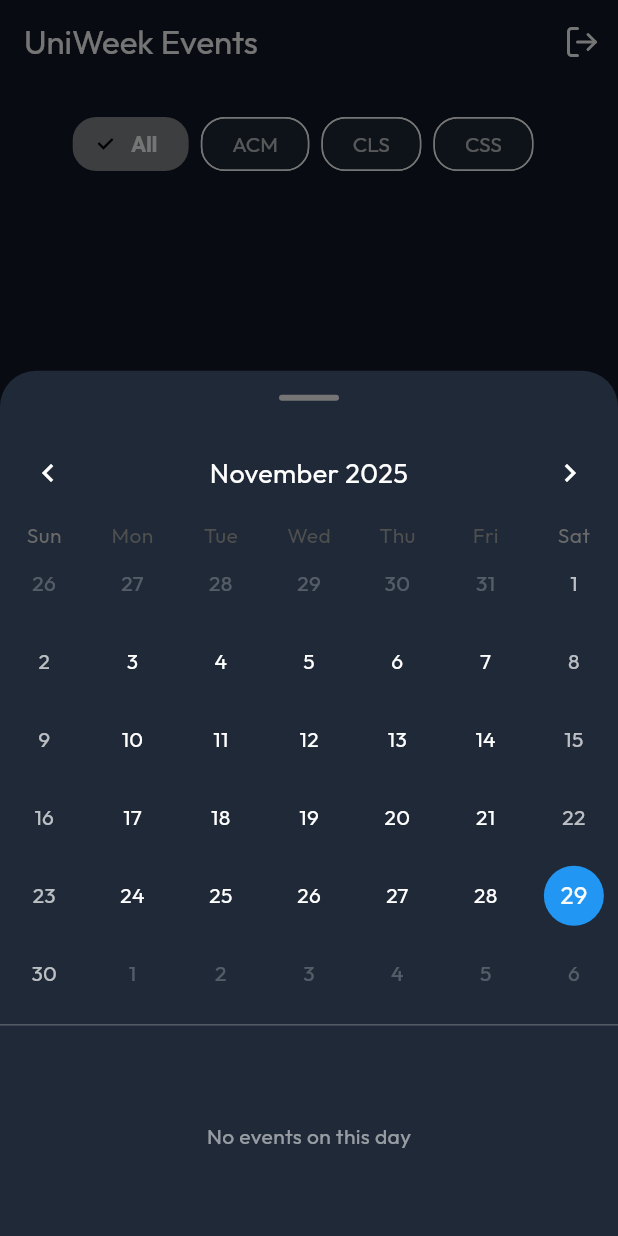
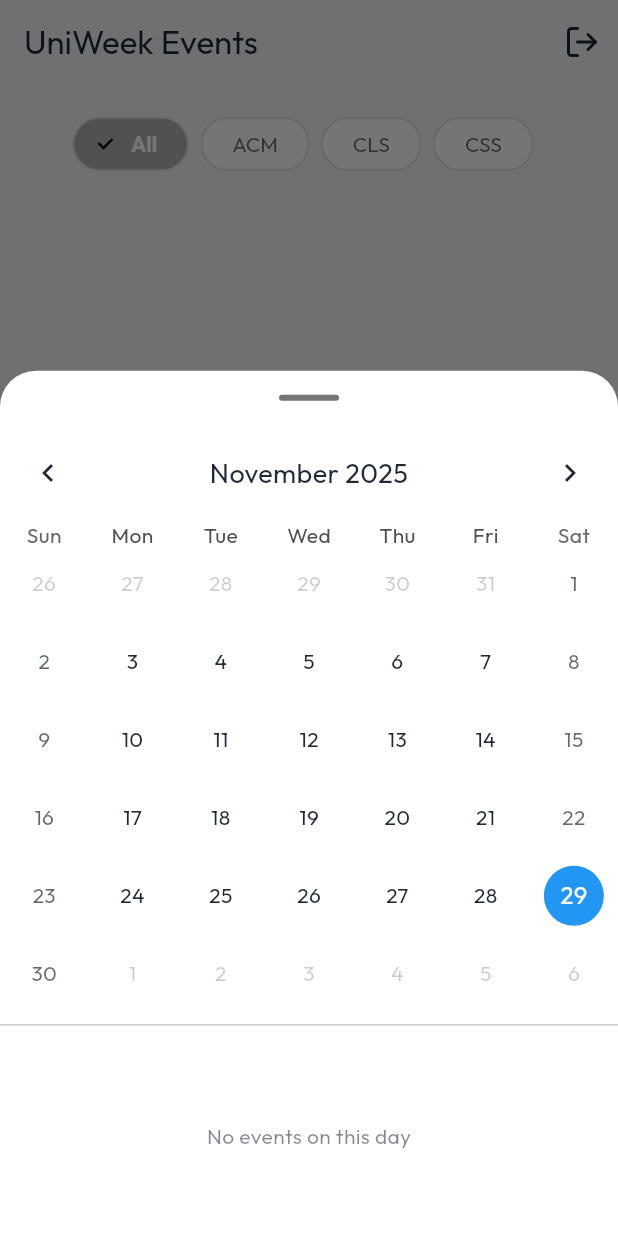
Before and after one commit to mun33b-exe/UniWeek, a Flutter app: the screen it shows once a user with an empty profile is signed in, after a tap on "My Calendar", on a phone screen of 412 x 824 dp. Run offline on Flutter 3.47's test engine with Material 3 defaults, Android fonts, the phone set to English and light mode, and no system bars; drawn by our look-alikes of table_calendar; our stand-ins replace firebase_core, fl_chart, google_fonts, image_picker, lucide_icons, supabase_flutter; accounts and stored records are empty; network calls fail.

Commit message:
feat: introduce light theme and refactor dark theme with a new brand color.

```diff
--- a/lib/core/theme.dart
+++ b/lib/core/theme.dart
@@ -2,77 +2,148 @@ import 'package:flutter/material.dart';
 import 'package:google_fonts/google_fonts.dart';
 
 class UniWeekTheme {
-  static const Color background = Color(0xFF111827);
-  static const Color surface = Color(0xFF1F2937);
-  static const Color primary = Color(0xFFF59E0B);
-  static const Color text = Colors.white;
+  // NEW BRAND COLOR
+  static const Color primary = Color(0xFF1781B3); // Professional Blue
 
-  static ThemeData get themeData {
+  // DARK MODE PALETTE
+  static const Color darkBackground = Color(0xFF111827);
+  static const Color darkSurface = Color(0xFF1F2937);
+  static const Color darkText = Colors.white;
+
+  // LIGHT MODE PALETTE (Refined)
+  static const Color lightBackground = Color(
+    0xFFF3F4F6,
+  ); // Light Grey (Contrast for cards)
+  static const Color lightSurface = Colors.white;
+  static const Color lightText = Color(0xFF1F2937);
+
+  static ThemeData get light {
     return ThemeData(
-      scaffoldBackgroundColor: background,
-      cardColor: surface,
+      brightness: Brightness.light,
       primaryColor: primary,
+      scaffoldBackgroundColor: lightBackground,
+      cardColor: lightSurface,
+      useMaterial3: true,
+
+      // COLOR SCHEME
+      colorScheme: const ColorScheme.light(
+        primary: primary,
+        secondary: primary,
+        surface: lightSurface,
+        onPrimary: Colors.white, // White text on Blue buttons
+        onSurface: lightText,
+      ),
+
+      // TYPOGRAPHY
+      textTheme: GoogleFonts.outfitTextTheme(ThemeData.light().textTheme),
+
+      // BUTTONS
+      elevatedButtonTheme: ElevatedButtonThemeData(
+        style: ElevatedButton.styleFrom(
+          backgroundColor: primary,
+          foregroundColor: Colors.white, // Text color
+          elevation: 0,
+          padding: const EdgeInsets.symmetric(horizontal: 24, vertical: 16),
+          shape: RoundedRectangleBorder(
+            borderRadius: BorderRadius.circular(12),
+          ),
+          textStyle: GoogleFonts.outfit(
+            fontWeight: FontWeight.w600,
+            fontSize: 16,
+          ),
+        ),
+      ),
+
+      // FILTER CHIPS (Fixing Visibility)
+      chipTheme: ChipThemeData(
+        backgroundColor: Colors.transparent,
+        selectedColor: primary,
+        disabledColor: Colors.grey.shade200,
+        labelStyle: GoogleFonts.outfit(
+          color: Colors.grey.shade700,
+          fontWeight: FontWeight.w500,
+        ),
+        secondaryLabelStyle: GoogleFonts.outfit(
+          color: Colors.white,
+          fontWeight: FontWeight.w600,
+        ),
+        padding: const EdgeInsets.symmetric(horizontal: 12, vertical: 8),
+        shape: RoundedRectangleBorder(
+          borderRadius: BorderRadius.circular(20),
+          side: BorderSide(color: Colors.grey.shade300), // Visible Border
+        ),
+      ),
+
+      // CARDS (Adding Pop)
+      cardTheme: CardThemeData(
+        color: lightSurface,
+        elevation: 2,
+        shadowColor: Colors.black.withValues(alpha: 0.08),
+        shape: RoundedRectangleBorder(borderRadius: BorderRadius.circular(16)),
+        margin: const EdgeInsets.only(bottom: 16),
+      ),
+
+      // INPUT FIELDS
+      inputDecorationTheme: InputDecorationTheme(
+        filled: true,
+        fillColor: Colors.white,
+        border: OutlineInputBorder(
+          borderRadius: BorderRadius.circular(12),
+          borderSide: BorderSide.none,
+        ),
+        enabledBorder: OutlineInputBorder(
+          borderRadius: BorderRadius.circular(12),
+          borderSide: BorderSide(color: Colors.grey.shade200),
+        ),
+        focusedBorder: OutlineInputBorder(
+          borderRadius: BorderRadius.circular(12),
+          borderSide: BorderSide(color: primary, width: 2),
+        ),
+      ),
+    );
+  }
+
+  // KEEP DARK THEME (Just update primary)
+  static ThemeData get dark {
+    return ThemeData(
+      brightness: Brightness.dark,
+      primaryColor: primary,
+      scaffoldBackgroundColor: darkBackground,
+      cardColor: darkSurface,
+      useMaterial3: true,
       colorScheme: const ColorScheme.dark(
         primary: primary,
-        surface: surface,
-        onPrimary: Colors.black,
-        onSurface: text,
+        surface: darkSurface,
+        onPrimary: Colors.white,
+        onSurface: darkText,
       ),
       textTheme: GoogleFonts.outfitTextTheme(
-        ThemeData.dark().textTheme.apply(bodyColor: text, displayColor: text),
-      ),
-      useMaterial3: true,
-      cardTheme: CardThemeData(
-        color: surface,
-        elevation: 0,
-        shape: RoundedRectangleBorder(
-          borderRadius: BorderRadius.circular(16.0),
-        ),
-        margin: EdgeInsets.zero,
+        ThemeData.dark().textTheme.apply(bodyColor: darkText),
       ),
       elevatedButtonTheme: ElevatedButtonThemeData(
         style: ElevatedButton.styleFrom(
           backgroundColor: primary,
-          foregroundColor: Colors.black,
-          elevation: 0,
+          foregroundColor: Colors.white,
           shape: RoundedRectangleBorder(
-            borderRadius: BorderRadius.circular(16.0),
+            borderRadius: BorderRadius.circular(12),
           ),
-          padding: const EdgeInsets.symmetric(vertical: 16.0, horizontal: 24.0),
-          textStyle: GoogleFonts.outfit(
-            fontWeight: FontWeight.bold,
-            fontSize: 16,
-          ),
+          padding: const EdgeInsets.symmetric(vertical: 16),
         ),
       ),
-      inputDecorationTheme: InputDecorationTheme(
-        filled: true,
-        fillColor: surface,
-        border: OutlineInputBorder(
-          borderRadius: BorderRadius.circular(16.0),
-          borderSide: BorderSide.none,
-        ),
-        enabledBorder: OutlineInputBorder(
-          borderRadius: BorderRadius.circular(16.0),
-          borderSide: BorderSide.none,
-        ),
-        focusedBorder: OutlineInputBorder(
-          borderRadius: BorderRadius.circular(16.0),
-          borderSide: const BorderSide(color: primary, width: 2),
-        ),
-        contentPadding: const EdgeInsets.all(16.0),
-        hintStyle: GoogleFonts.outfit(color: text.withValues(alpha: 0.5)),
-      ),
       chipTheme: ChipThemeData(
-        backgroundColor: surface,
+        backgroundColor: darkSurface,
         selectedColor: primary,
-        labelStyle: GoogleFonts.outfit(color: text),
-        secondaryLabelStyle: GoogleFonts.outfit(color: Colors.black),
-        padding: const EdgeInsets.symmetric(horizontal: 12, vertical: 8),
+        labelStyle: GoogleFonts.outfit(color: Colors.grey.shade300),
+        secondaryLabelStyle: GoogleFonts.outfit(color: Colors.white),
         shape: RoundedRectangleBorder(
-          borderRadius: BorderRadius.circular(16),
+          borderRadius: BorderRadius.circular(20),
           side: BorderSide.none,
         ),
+      ),
+      cardTheme: CardThemeData(
+        color: darkSurface,
+        elevation: 0,
+        shape: RoundedRectangleBorder(borderRadius: BorderRadius.circular(16)),
       ),
     );
   }
--- a/lib/features/auth/login_screen.dart
+++ b/lib/features/auth/login_screen.dart
@@ -94,7 +94,7 @@ class _LoginScreenState extends State<LoginScreen>
               const SizedBox(height: 48),
               Container(
                 decoration: BoxDecoration(
-                  color: UniWeekTheme.surface,
+                  color: Theme.of(context).cardColor,
                   borderRadius: BorderRadius.circular(16),
                 ),
                 child: TabBar(
--- a/lib/features/dashboard/create_event_dialog.dart
+++ b/lib/features/dashboard/create_event_dialog.dart
@@ -5,7 +5,6 @@ import 'package:intl/intl.dart';
 import 'package:lucide_icons/lucide_icons.dart';
 import 'package:provider/provider.dart';
 import 'package:uni_week/core/services/supabase_service.dart';
-import 'package:uni_week/core/theme.dart';
 
 class CreateEventDialog extends StatefulWidget {
   final Map<String, dynamic>? event; // If provided, we are in Edit Mode
@@ -128,7 +127,7 @@ class _CreateEventDialogState extends State<CreateEventDialog> {
   @override
   Widget build(BuildContext context) {
     return AlertDialog(
-      backgroundColor: UniWeekTheme.surface,
+      backgroundColor: Theme.of(context).cardColor,
       title: Text(
         widget.event != null ? 'Edit Event' : 'Create New Event',
         style: const TextStyle(color: Colors.white),
--- a/lib/features/dashboard/handler_view.dart
+++ b/lib/features/dashboard/handler_view.dart
@@ -36,7 +36,7 @@ class _HandlerViewState extends State<HandlerView>
     return Scaffold(
       appBar: AppBar(
         title: const Text('Society Dashboard'),
-        backgroundColor: UniWeekTheme.background,
+        backgroundColor: Theme.of(context).scaffoldBackgroundColor,
         elevation: 0,
         bottom: TabBar(
           controller: _tabController,
@@ -88,7 +88,7 @@ class _MyEventsTab extends StatelessWidget {
     final confirm = await showDialog<bool>(
       context: context,
       builder: (context) => AlertDialog(
-        backgroundColor: UniWeekTheme.surface,
+        backgroundColor: Theme.of(context).cardColor,
         title: const Text(
           'Delete Event?',
           style: TextStyle(color: Colors.white),
--- a/lib/features/dashboard/student_calendar_sheet.dart
+++ b/lib/features/dashboard/student_calendar_sheet.dart
@@ -57,9 +57,9 @@ class _StudentCalendarSheetState extends State<StudentCalendarSheet> {
       expand: false,
       builder: (context, scrollController) {
         return Container(
-          decoration: const BoxDecoration(
-            color: UniWeekTheme.surface,
-            borderRadius: BorderRadius.vertical(top: Radius.circular(24)),
+          decoration: BoxDecoration(
+            color: Theme.of(context).cardColor,
+            borderRadius: const BorderRadius.vertical(top: Radius.circular(24)),
           ),
           child: Column(
             children: [
@@ -79,47 +79,68 @@ class _StudentCalendarSheetState extends State<StudentCalendarSheet> {
                 selectedDayPredicate: (day) => isSameDay(_selectedDay, day),
                 eventLoader: _getEventsForDay,
                 onDaySelected: _onDaySelected,
-                calendarStyle: const CalendarStyle(
-                  todayDecoration: BoxDecoration(
+                calendarStyle: CalendarStyle(
+                  todayDecoration: const BoxDecoration(
                     color: UniWeekTheme.primary,
                     shape: BoxShape.circle,
                   ),
-                  selectedDecoration: BoxDecoration(
+                  selectedDecoration: const BoxDecoration(
                     color: Colors.blue,
                     shape: BoxShape.circle,
                   ),
-                  markerDecoration: BoxDecoration(
+                  markerDecoration: const BoxDecoration(
                     color: Colors.amber,
                     shape: BoxShape.circle,
                   ),
-                  defaultTextStyle: TextStyle(color: Colors.white),
-                  weekendTextStyle: TextStyle(color: Colors.white70),
-                  outsideTextStyle: TextStyle(color: Colors.white24),
+                  defaultTextStyle: TextStyle(
+                    color: Theme.of(context).colorScheme.onSurface,
+                  ),
+                  weekendTextStyle: TextStyle(
+                    color: Theme.of(
+                      context,
+                    ).colorScheme.onSurface.withValues(alpha: 0.7),
+                  ),
+                  outsideTextStyle: TextStyle(
+                    color: Theme.of(
+                      context,
+                    ).colorScheme.onSurface.withValues(alpha: 0.24),
+                  ),
                 ),
-                headerStyle: const HeaderStyle(
+                headerStyle: HeaderStyle(
                   formatButtonVisible: false,
                   titleCentered: true,
-                  titleTextStyle: TextStyle(color: Colors.white, fontSize: 18),
+                  titleTextStyle: TextStyle(
+                    color: Theme.of(context).colorScheme.onSurface,
+                    fontSize: 18,
+                  ),
                   leftChevronIcon: Icon(
                     Icons.chevron_left,
-                    color: Colors.white,
+                    color: Theme.of(context).colorScheme.onSurface,
                   ),
                   rightChevronIcon: Icon(
                     Icons.chevron_right,
-                    color: Colors.white,
+                    color: Theme.of(context).colorScheme.onSurface,
                   ),
                 ),
               ),
-              const Divider(color: Colors.white24),
+              Divider(
+                color: Theme.of(
+                  context,
+                ).colorScheme.onSurface.withValues(alpha: 0.24),
+              ),
               Expanded(
                 child: ValueListenableBuilder<List<Map<String, dynamic>>>(
                   valueListenable: _selectedEvents,
                   builder: (context, value, _) {
                     if (value.isEmpty) {
-                      return const Center(
+                      return Center(
                         child: Text(
                           'No events on this day',
-                          style: TextStyle(color: Colors.white54),
+                          style: TextStyle(
+                            color: Theme.of(
+                              context,
+                            ).colorScheme.onSurface.withValues(alpha: 0.54),
+                          ),
                         ),
                       );
                     }
@@ -132,22 +153,32 @@ class _StudentCalendarSheetState extends State<StudentCalendarSheet> {
                         final date = DateTime.parse(event['date']);
                         return Card(
                           margin: const EdgeInsets.only(bottom: 12),
-                          color: Colors.white10,
+                          color: Theme.of(
+                            context,
+                          ).colorScheme.onSurface.withValues(alpha: 0.05),
                           child: ListTile(
                             title: Text(
                               event['title'],
-                              style: const TextStyle(
-                                color: Colors.white,
+                              style: TextStyle(
+                                color: Theme.of(context).colorScheme.onSurface,
                                 fontWeight: FontWeight.bold,
                               ),
                             ),
                             subtitle: Text(
                               DateFormat('h:mm a').format(date),
-                              style: const TextStyle(color: Colors.white70),
+                              style: TextStyle(
+                                color: Theme.of(
+                                  context,
+                                ).colorScheme.onSurface.withValues(alpha: 0.7),
+                              ),
                             ),
                             trailing: Text(
                               event['venue'],
-                              style: const TextStyle(color: Colors.white54),
+                              style: TextStyle(
+                                color: Theme.of(
+                                  context,
+                                ).colorScheme.onSurface.withValues(alpha: 0.54),
+                              ),
                             ),
                           ),
                         );
--- a/lib/features/dashboard/student_view.dart
+++ b/lib/features/dashboard/student_view.dart
@@ -22,7 +22,7 @@ class _StudentViewState extends State<StudentView> {
     return Scaffold(
       appBar: AppBar(
         title: const Text('UniWeek Events'),
-        backgroundColor: UniWeekTheme.background,
+        backgroundColor: Theme.of(context).scaffoldBackgroundColor,
         elevation: 0,
         actions: [
           IconButton(
@@ -92,9 +92,13 @@ class _StudentViewState extends State<StudentView> {
                 }
               },
               selectedColor: chipColor.withValues(alpha: 0.8),
-              backgroundColor: UniWeekTheme.surface,
+              backgroundColor: Theme.of(context).cardColor,
               labelStyle: TextStyle(
-                color: isSelected ? Colors.white : Colors.white70,
+                color: isSelected
+                    ? Colors.white
+                    : Theme.of(
+                        context,
+                      ).colorScheme.onSurface.withValues(alpha: 0.7),
                 fontWeight: isSelected ? FontWeight.bold : FontWeight.normal,
               ),
             ),
@@ -242,7 +246,7 @@ class _EventCardState extends State<_EventCard> {
     final confirm = await showDialog<bool>(
       context: context,
       builder: (context) => AlertDialog(
-        backgroundColor: UniWeekTheme.surface,
+        backgroundColor: Theme.of(context).cardColor,
         title: const Text(
           'Withdraw Registration?',
           style: TextStyle(color: Colors.white),
@@ -332,27 +336,42 @@ class _EventCardState extends State<_EventCard> {
                     ),
                     Text(
                       formattedDate,
-                      style: TextStyle(color: Colors.grey[400], fontSize: 12),
+                      style: TextStyle(
+                        color: Theme.of(
+                          context,
+                        ).colorScheme.onSurface.withValues(alpha: 0.6),
+                        fontSize: 12,
+                      ),
                     ),
                   ],
                 ),
                 const SizedBox(height: 12),
                 Text(
                   widget.event['title'],
-                  style: const TextStyle(
+                  style: TextStyle(
                     fontSize: 18,
                     fontWeight: FontWeight.bold,
-                    color: Colors.white,
+                    color: Theme.of(context).colorScheme.onSurface,
                   ),
                 ),
                 const SizedBox(height: 8),
                 Row(
                   children: [
-                    Icon(LucideIcons.mapPin, size: 16, color: Colors.grey[400]),
+                    Icon(
+                      LucideIcons.mapPin,
+                      size: 16,
+                      color: Theme.of(
+                        context,
+                      ).colorScheme.onSurface.withValues(alpha: 0.6),
+                    ),
                     const SizedBox(width: 4),
                     Text(
                       widget.event['venue'],
-                      style: TextStyle(color: Colors.grey[400]),
+                      style: TextStyle(
+                        color: Theme.of(
+                          context,
+                        ).colorScheme.onSurface.withValues(alpha: 0.6),
+                      ),
                     ),
                   ],
                 ),
--- a/lib/features/events/event_manage_screen.dart
+++ b/lib/features/events/event_manage_screen.dart
@@ -67,7 +67,7 @@ class _EventManageScreenState extends State<EventManageScreen> {
     return Scaffold(
       appBar: AppBar(
         title: const Text('Manage Event'),
-        backgroundColor: UniWeekTheme.background,
+        backgroundColor: Theme.of(context).scaffoldBackgroundColor,
         elevation: 0,
       ),
       body: Column(
@@ -99,7 +99,7 @@ class _EventManageScreenState extends State<EventManageScreen> {
   Widget _buildHeader() {
     return Container(
       padding: const EdgeInsets.all(16),
-      color: UniWeekTheme.surface,
+      color: Theme.of(context).cardColor,
       child: Column(
         crossAxisAlignment: CrossAxisAlignment.start,
         children: [
--- a/lib/main.dart
+++ b/lib/main.dart
@@ -27,7 +27,9 @@ class UniWeekApp extends StatelessWidget {
       providers: [Provider<SupabaseService>(create: (_) => SupabaseService())],
       child: MaterialApp(
         title: 'UniWeek',
-        theme: UniWeekTheme.themeData,
+        theme: UniWeekTheme.light,
+        darkTheme: UniWeekTheme.dark,
+        themeMode: ThemeMode.system,
         debugShowCheckedModeBanner: false,
         home: const AuthWrapper(),
       ),
```
